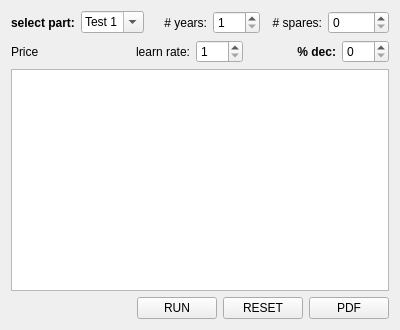
This is CBATool/pyQTFiles/widget.ui in emitsuwu/work-project as Qt 5 draws it before an edit. The edited form follows.
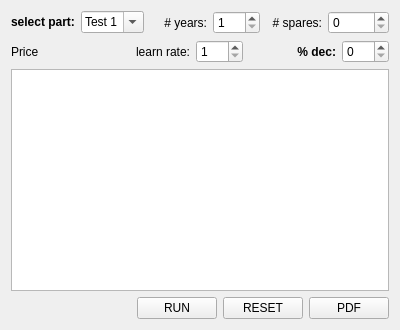
This is the edited form.

Commit message: moved edit_table py file into directory

```diff
--- a/CBATool/pyQTFiles/widget.ui
+++ b/CBATool/pyQTFiles/widget.ui
@@ -19,7 +19,7 @@
      <item>
       <widget class="QLabel" name="label">
        <property name="sizePolicy">
-        <sizepolicy hsizetype="Fixed" vsizetype="Preferred">
+        <sizepolicy hsizetype="Fixed" vsizetype="Fixed">
          <horstretch>0</horstretch>
          <verstretch>0</verstretch>
         </sizepolicy>
```
Left out of the diff: 9 changed lines with no effect on the pictures. The commit also changes 1 other file.
